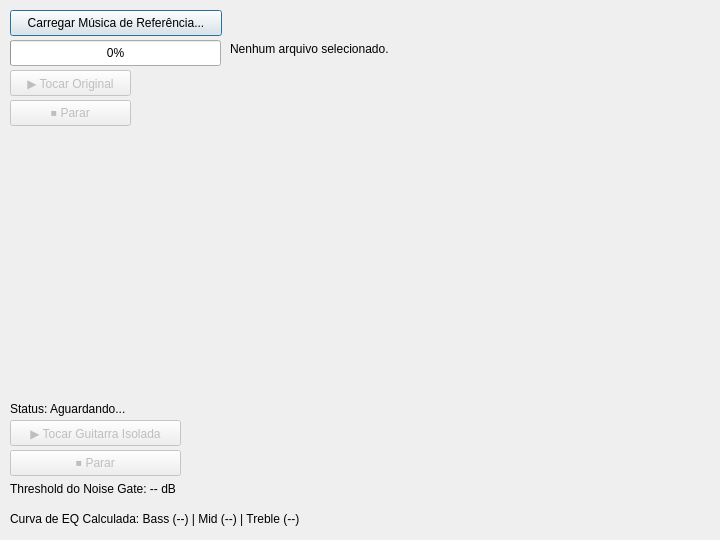
Qt form gui/mainwindow.ui (broken-usb/uninstrumephy) before a commit.
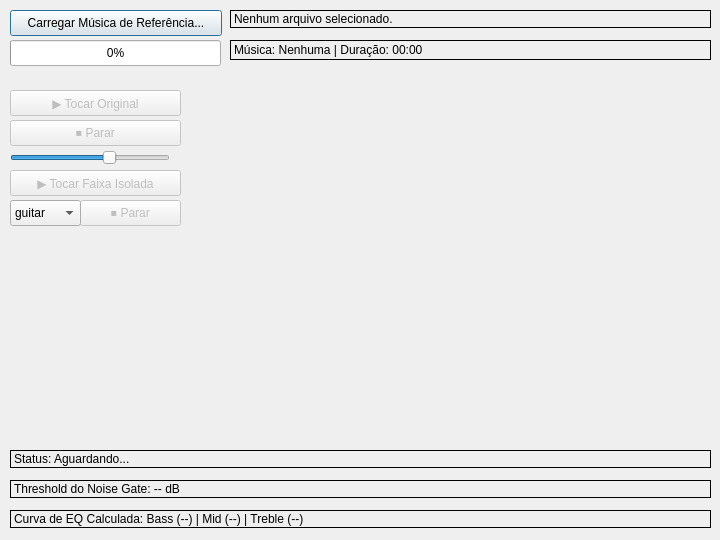
The same form after that commit.

Commit message:
Mais melhorias na interface gráfica
- Adicionado opção de volume (global)
- Seleção de faixas
- E outros ajustes

Diff of the .ui file:
```diff
--- a/gui/mainwindow.ui
+++ b/gui/mainwindow.ui
@@ -43,11 +43,14 @@
    <property name="geometry">
     <rect>
      <x>230</x>
-     <y>40</y>
-     <width>183</width>
+     <y>10</y>
+     <width>481</width>
      <height>18</height>
     </rect>
    </property>
+   <property name="frameShape">
+    <enum>QFrame::Shape::Box</enum>
+   </property>
    <property name="text">
     <string>Nenhum arquivo selecionado.</string>
    </property>
@@ -57,10 +60,13 @@
     <rect>
      <x>10</x>
      <y>480</y>
-     <width>186</width>
+     <width>701</width>
      <height>18</height>
     </rect>
    </property>
+   <property name="frameShape">
+    <enum>QFrame::Shape::Box</enum>
+   </property>
    <property name="text">
     <string>Threshold do Noise Gate: -- dB</string>
    </property>
@@ -70,10 +76,13 @@
     <rect>
      <x>10</x>
      <y>510</y>
-     <width>320</width>
+     <width>701</width>
      <height>18</height>
     </rect>
    </property>
+   <property name="frameShape">
+    <enum>QFrame::Shape::Box</enum>
+   </property>
    <property name="text">
     <string>Curva de EQ Calculada: Bass (--) | Mid (--) | Treble (--)</string>
    </property>
@@ -82,11 +91,14 @@
    <property name="geometry">
     <rect>
      <x>10</x>
-     <y>400</y>
-     <width>132</width>
+     <y>450</y>
+     <width>701</width>
      <height>18</height>
     </rect>
    </property>
+   <property name="frameShape">
+    <enum>QFrame::Shape::Box</enum>
+   </property>
    <property name="text">
     <string>Status: Aguardando...</string>
    </property>
@@ -98,8 +110,8 @@
    <property name="geometry">
     <rect>
      <x>10</x>
-     <y>70</y>
-     <width>121</width>
+     <y>90</y>
+     <width>171</width>
      <height>26</height>
     </rect>
    </property>
@@ -114,8 +126,8 @@
    <property name="geometry">
     <rect>
      <x>10</x>
-     <y>100</y>
-     <width>121</width>
+     <y>120</y>
+     <width>171</width>
      <height>26</height>
     </rect>
    </property>
@@ -129,9 +141,9 @@
    </property>
    <property name="geometry">
     <rect>
-     <x>10</x>
-     <y>450</y>
-     <width>171</width>
+     <x>80</x>
+     <y>200</y>
+     <width>101</width>
      <height>26</height>
     </rect>
    </property>
@@ -146,15 +158,90 @@
    <property name="geometry">
     <rect>
      <x>10</x>
-     <y>420</y>
+     <y>170</y>
      <width>171</width>
      <height>26</height>
     </rect>
    </property>
    <property name="text">
-    <string>▶ Tocar Guitarra Isolada</string>
+    <string>▶ Tocar Faixa Isolada</string>
    </property>
   </widget>
+  <widget class="QLabel" name="lbl_info">
+   <property name="geometry">
+    <rect>
+     <x>230</x>
+     <y>40</y>
+     <width>481</width>
+     <height>20</height>
+    </rect>
+   </property>
+   <property name="frameShape">
+    <enum>QFrame::Shape::Box</enum>
+   </property>
+   <property name="text">
+    <string>Música: Nenhuma | Duração: 00:00</string>
+   </property>
+  </widget>
+  <widget class="QSlider" name="slider_volume">
+   <property name="geometry">
+    <rect>
+     <x>10</x>
+     <y>150</y>
+     <width>160</width>
+     <height>16</height>
+    </rect>
+   </property>
+   <property name="maximum">
+    <number>110</number>
+   </property>
+   <property name="value">
+    <number>70</number>
+   </property>
+   <property name="orientation">
+    <enum>Qt::Orientation::Horizontal</enum>
+   </property>
+  </widget>
+  <widget class="QComboBox" name="combo_stems">
+   <property name="geometry">
+    <rect>
+     <x>10</x>
+     <y>200</y>
+     <width>71</width>
+     <height>26</height>
+    </rect>
+   </property>
+   <item>
+    <property name="text">
+     <string>guitar</string>
+    </property>
+   </item>
+   <item>
+    <property name="text">
+     <string>bass</string>
+    </property>
+   </item>
+   <item>
+    <property name="text">
+     <string>drums</string>
+    </property>
+   </item>
+   <item>
+    <property name="text">
+     <string>piano</string>
+    </property>
+   </item>
+   <item>
+    <property name="text">
+     <string>vocals</string>
+    </property>
+   </item>
+   <item>
+    <property name="text">
+     <string>other</string>
+    </property>
+   </item>
+  </widget>
  </widget>
  <resources/>
  <connections/>
```
The commit also changes 2 other files.
